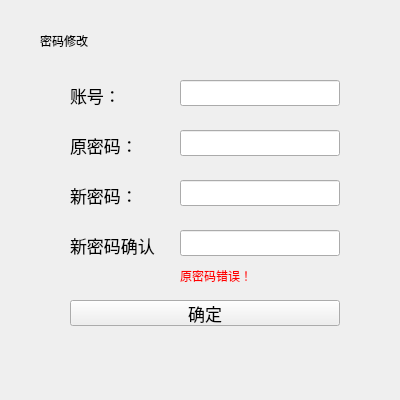
This is changepasswd.ui in kangwenyun/batch_acquisition_system_qt_before as Qt 5 draws it before an edit. The edited form follows.
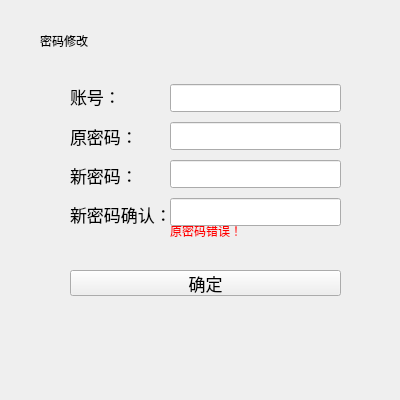
This is the edited form.

```diff
--- a/changepasswd.ui
+++ b/changepasswd.ui
@@ -26,143 +26,11 @@
     <string>密码修改</string>
    </property>
   </widget>
-  <widget class="QLabel" name="userId_label">
-   <property name="geometry">
-    <rect>
-     <x>70</x>
-     <y>80</y>
-     <width>90</width>
-     <height>30</height>
-    </rect>
-   </property>
-   <property name="font">
-    <font>
-     <pointsize>13</pointsize>
-    </font>
-   </property>
-   <property name="text">
-    <string>账号：</string>
-   </property>
-  </widget>
-  <widget class="QLineEdit" name="userId_edit">
-   <property name="geometry">
-    <rect>
-     <x>180</x>
-     <y>80</y>
-     <width>160</width>
-     <height>26</height>
-    </rect>
-   </property>
-   <property name="font">
-    <font>
-     <pointsize>13</pointsize>
-    </font>
-   </property>
-  </widget>
-  <widget class="QLabel" name="oldKey_label">
-   <property name="geometry">
-    <rect>
-     <x>70</x>
-     <y>130</y>
-     <width>90</width>
-     <height>30</height>
-    </rect>
-   </property>
-   <property name="font">
-    <font>
-     <pointsize>13</pointsize>
-    </font>
-   </property>
-   <property name="text">
-    <string>原密码：</string>
-   </property>
-  </widget>
-  <widget class="QLineEdit" name="oldKey_edit">
-   <property name="geometry">
-    <rect>
-     <x>180</x>
-     <y>130</y>
-     <width>160</width>
-     <height>26</height>
-    </rect>
-   </property>
-   <property name="font">
-    <font>
-     <pointsize>13</pointsize>
-    </font>
-   </property>
-  </widget>
-  <widget class="QLabel" name="newKey_label">
-   <property name="geometry">
-    <rect>
-     <x>70</x>
-     <y>180</y>
-     <width>90</width>
-     <height>30</height>
-    </rect>
-   </property>
-   <property name="font">
-    <font>
-     <pointsize>13</pointsize>
-    </font>
-   </property>
-   <property name="text">
-    <string>新密码：</string>
-   </property>
-  </widget>
-  <widget class="QLineEdit" name="newKey_edit">
-   <property name="geometry">
-    <rect>
-     <x>180</x>
-     <y>180</y>
-     <width>160</width>
-     <height>26</height>
-    </rect>
-   </property>
-   <property name="font">
-    <font>
-     <pointsize>13</pointsize>
-    </font>
-   </property>
-  </widget>
-  <widget class="QLabel" name="newKeyAgain_label">
-   <property name="geometry">
-    <rect>
-     <x>70</x>
-     <y>230</y>
-     <width>90</width>
-     <height>30</height>
-    </rect>
-   </property>
-   <property name="font">
-    <font>
-     <pointsize>13</pointsize>
-    </font>
-   </property>
-   <property name="text">
-    <string>新密码确认：</string>
-   </property>
-  </widget>
-  <widget class="QLineEdit" name="newKeyAgain_edit">
-   <property name="geometry">
-    <rect>
-     <x>180</x>
-     <y>230</y>
-     <width>160</width>
-     <height>26</height>
-    </rect>
-   </property>
-   <property name="font">
-    <font>
-     <pointsize>13</pointsize>
-    </font>
-   </property>
-  </widget>
   <widget class="QLabel" name="err_label">
    <property name="geometry">
     <rect>
-     <x>180</x>
-     <y>270</y>
+     <x>170</x>
+     <y>225</y>
      <width>160</width>
      <height>12</height>
     </rect>
@@ -178,8 +46,8 @@
    <property name="geometry">
     <rect>
      <x>70</x>
-     <y>300</y>
-     <width>270</width>
+     <y>270</y>
+     <width>271</width>
      <height>26</height>
     </rect>
    </property>
@@ -192,6 +60,114 @@
     <string>确定</string>
    </property>
   </widget>
+  <widget class="QWidget" name="">
+   <property name="geometry">
+    <rect>
+     <x>70</x>
+     <y>80</y>
+     <width>104</width>
+     <height>151</height>
+    </rect>
+   </property>
+   <layout class="QVBoxLayout" name="verticalLayout">
+    <item>
+     <widget class="QLabel" name="userId_label">
+      <property name="font">
+       <font>
+        <pointsize>13</pointsize>
+       </font>
+      </property>
+      <property name="text">
+       <string>账号：</string>
+      </property>
+     </widget>
+    </item>
+    <item>
+     <widget class="QLabel" name="oldKey_label">
+      <property name="font">
+       <font>
+        <pointsize>13</pointsize>
+       </font>
+      </property>
+      <property name="text">
+       <string>原密码：</string>
+      </property>
+     </widget>
+    </item>
+    <item>
+     <widget class="QLabel" name="newKey_label">
+      <property name="font">
+       <font>
+        <pointsize>13</pointsize>
+       </font>
+      </property>
+      <property name="text">
+       <string>新密码：</string>
+      </property>
+     </widget>
+    </item>
+    <item>
+     <widget class="QLabel" name="newKeyAgain_label">
+      <property name="font">
+       <font>
+        <pointsize>13</pointsize>
+       </font>
+      </property>
+      <property name="text">
+       <string>新密码确认：</string>
+      </property>
+     </widget>
+    </item>
+   </layout>
+  </widget>
+  <widget class="QWidget" name="">
+   <property name="geometry">
+    <rect>
+     <x>170</x>
+     <y>80</y>
+     <width>171</width>
+     <height>151</height>
+    </rect>
+   </property>
+   <layout class="QVBoxLayout" name="verticalLayout_2">
+    <item>
+     <widget class="QLineEdit" name="userId_edit">
+      <property name="font">
+       <font>
+        <pointsize>13</pointsize>
+       </font>
+      </property>
+     </widget>
+    </item>
+    <item>
+     <widget class="QLineEdit" name="oldKey_edit">
+      <property name="font">
+       <font>
+        <pointsize>13</pointsize>
+       </font>
+      </property>
+     </widget>
+    </item>
+    <item>
+     <widget class="QLineEdit" name="newKey_edit">
+      <property name="font">
+       <font>
+        <pointsize>13</pointsize>
+       </font>
+      </property>
+     </widget>
+    </item>
+    <item>
+     <widget class="QLineEdit" name="newKeyAgain_edit">
+      <property name="font">
+       <font>
+        <pointsize>13</pointsize>
+       </font>
+      </property>
+     </widget>
+    </item>
+   </layout>
+  </widget>
  </widget>
  <resources/>
  <connections/>
```
